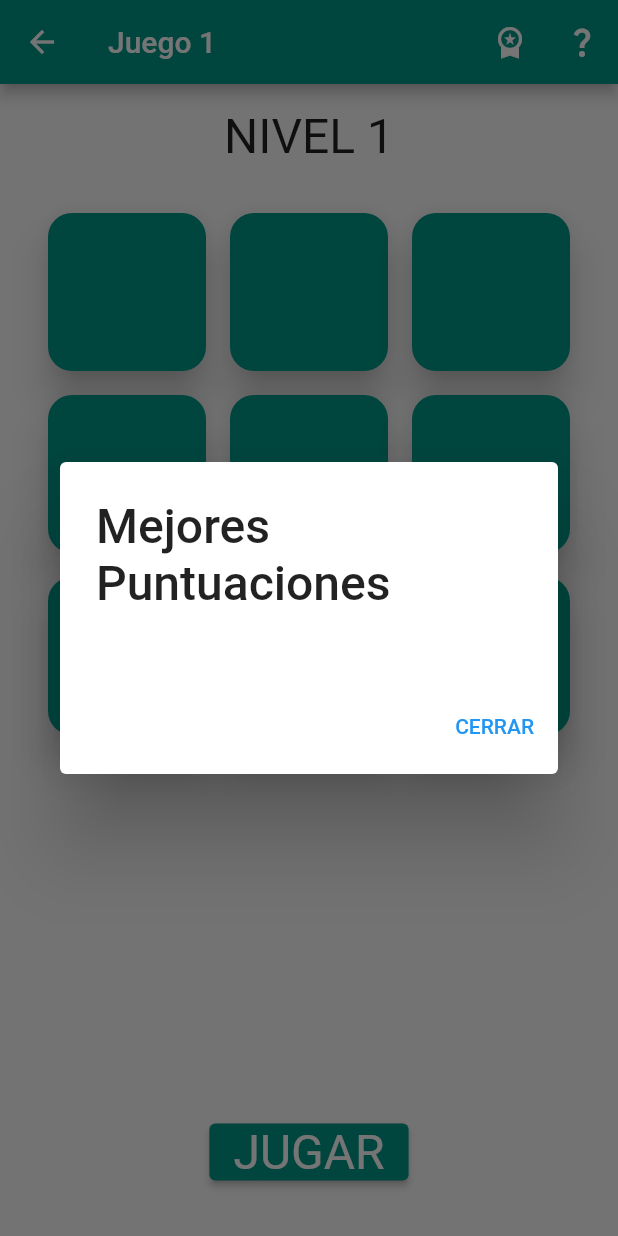
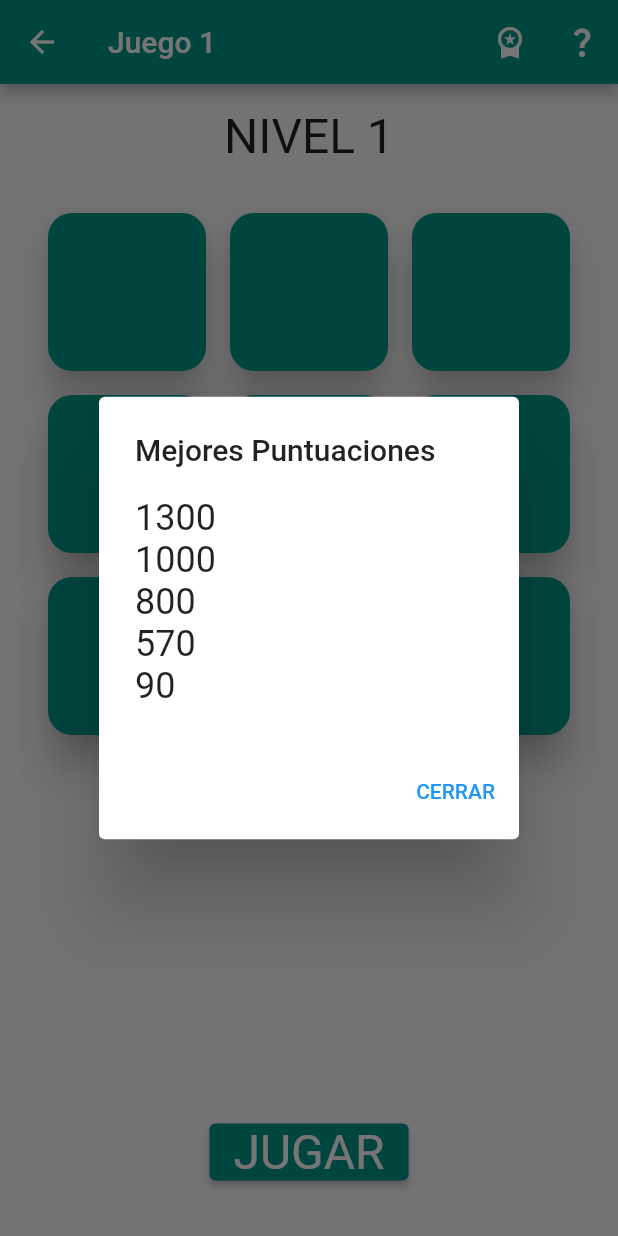
Before and after one commit to Samuel0104/Mobile-App, a Flutter app: the Game1 screen opened by its route, after a tap on the "workspace premium" icon, on a phone screen of 412 x 824 dp. Run offline on Flutter 3.47's test engine with Material 2 defaults, Android fonts, the phone set to English and light mode, and no system bars; our stand-ins replace get, google_fonts; missing offline and left inert: soundpool; Roboto replaces fonts that are missing (Staatliches).

Commit message:
Update score handling

```diff
--- /dev/null
+++ b/assets/scores.json
@@ -0,0 +1,19 @@
+{
+    "game1": {
+        "scores": [
+            1000,
+            1300,
+            90,
+            570,
+            800
+        ]
+    },
+    "game2": {
+        "scores": [
+            200,
+            50,
+            60,
+            130
+        ]
+    }
+}
--- a/lib/page1/controller1.dart
+++ b/lib/page1/controller1.dart
@@ -3,8 +3,9 @@ import 'package:flutter/material.dart';
 import 'package:get/get.dart';
 import 'dart:math';
 import 'sounds1.dart';
+import '../score_widget.dart';
 
-class Controller1 extends GetxController {
+class Controller1 extends GetxController with ScoreDialog {
   var score = 1.obs;
   var lose = false.obs;
   var playing = false.obs;
@@ -18,6 +19,7 @@ class Controller1 extends GetxController {
   onInit() {
     super.onInit();
     sound.setSound();
+    getScores(1);
   }
 
   checkMove(int tile) {
--- a/lib/page1/game1.dart
+++ b/lib/page1/game1.dart
@@ -2,7 +2,6 @@ import 'package:flutter/material.dart';
 import 'package:get/get.dart';
 import 'controller1.dart';
 import 'package:google_fonts/google_fonts.dart';
-import '../scoreWidget.dart';
 
 class Game1 extends StatelessWidget {
   Game1({super.key});
@@ -19,7 +18,31 @@ class Game1 extends StatelessWidget {
           IconButton(
             icon: const Icon(Icons.workspace_premium_sharp),
             tooltip: "Mis Puntos",
-            onPressed: () => Get.dialog(ScoreDialog(1)),
+            onPressed: () {
+              Get.dialog(
+                AlertDialog(
+                  title: const Text("Mejores Puntuaciones"),
+                  content: Column(
+                    mainAxisSize: MainAxisSize.min,
+                    mainAxisAlignment: MainAxisAlignment.spaceEvenly,
+                    crossAxisAlignment: CrossAxisAlignment.start,
+                    children: [
+                      for (var i = 0; i < controller1.scores.length; ++i)
+                        Text(
+                          "${controller1.scores[i]}",
+                          style: GoogleFonts.staatliches(fontSize: 24),
+                        ),
+                    ],
+                  ),
+                  actions: <Widget>[
+                    TextButton(
+                      child: const Text("CERRAR"),
+                      onPressed: () => Get.back(),
+                    ),
+                  ],
+                ),
+              );
+            },
           ),
           IconButton(
             icon: const Icon(Icons.question_mark_outlined),
--- a/lib/page2/controller2.dart
+++ b/lib/page2/controller2.dart
@@ -2,8 +2,9 @@ import 'dart:async';
 import 'package:get/get.dart';
 import 'dart:math';
 import 'sounds2.dart';
+import '../score_widget.dart';
 
-class Controller2 extends GetxController {
+class Controller2 extends GetxController with ScoreDialog {
   var score = 10.obs;
   var lives = 5.obs;
   var lose = false.obs;
@@ -17,6 +18,7 @@ class Controller2 extends GetxController {
   onInit() {
     super.onInit();
     sound.setSound();
+    getScores(2);
   }
 
   void updateScore() {
--- a/lib/scoreWidget.dart
+++ /dev/null
@@ -1,62 +0,0 @@
-import 'package:google_fonts/google_fonts.dart';
-import 'package:flutter/material.dart';
-import 'package:get/get.dart';
-import 'dart:convert';
-import 'dart:io';
-
-Future<List> readJsonFile() async {
-  var input = await File("lib/scores.json").readAsString();
-  var map = jsonDecode(input);
-  return map;
-}
-
-class ScoreDialog extends StatelessWidget {
-  ScoreDialog(this.game, {super.key});
-  int game;
-  var scores = [];
-
-  Future<void> getScores() async {
-    scores = [];
-    var jsonRead = await readJsonFile();
-    for (var i = 0; i < jsonRead.length; i++) {
-      if (jsonRead[i]["Game"] == game) {
-        scores.add(jsonRead[i]["Score"]);
-      }
-    }
-    scores.sort();
-  }
-
-  @override
-  Widget build(BuildContext context) {
-    return AlertDialog(
-      title: Text(
-        "Mejores Puntuaciones",
-        style: GoogleFonts.staatliches(fontSize: 32),
-      ),
-      content: FutureBuilder(
-        future: getScores(),
-        initialData: [],
-        builder: (BuildContext context, AsyncSnapshot snapshot) {
-          return Column(
-            mainAxisSize: MainAxisSize.min,
-            mainAxisAlignment: MainAxisAlignment.spaceEvenly,
-            crossAxisAlignment: CrossAxisAlignment.start,
-            children: [
-              for (var i = 0; i < 5 && i < scores.length; i++)
-                Text(
-                  "${scores[scores.length - 1 - i]}",
-                  style: GoogleFonts.staatliches(fontSize: 24),
-                ),
-            ],
-          );
-        },
-      ),
-      actions: <Widget>[
-        TextButton(
-          child: const Text("CERRAR"),
-          onPressed: () => Get.back(),
-        ),
-      ],
-    );
-  }
-}
--- /dev/null
+++ b/lib/score_widget.dart
@@ -0,0 +1,17 @@
+import 'dart:convert';
+import 'package:flutter/services.dart';
+import 'package:get/get.dart';
+
+mixin ScoreDialog {
+  var scores = [].obs;
+
+  Future<void> getScores(int i) async {
+    final String response = await rootBundle.loadString('assets/scores.json');
+    final jsonRead = await json.decode(response);
+    var data = jsonRead["game$i"]["scores"];
+    data.sort();
+    for (var score = 0; score < 5 && score < data.length; ++score) {
+      scores.add(data[data.length - score - 1]);
+    }
+  }
+}
--- a/pubspec.yaml
+++ b/pubspec.yaml
@@ -21,5 +21,6 @@ dev_dependencies:
 flutter:
   uses-material-design: true
   assets:
+    - assets/
     - assets/images/
     - assets/sounds/
```
Also changed, not shown: lib/page2/game2.dart (+29 -0 lines), lib/scores.json (deleted, +0 -97 lines), pubspec.lock, 1 other file.
